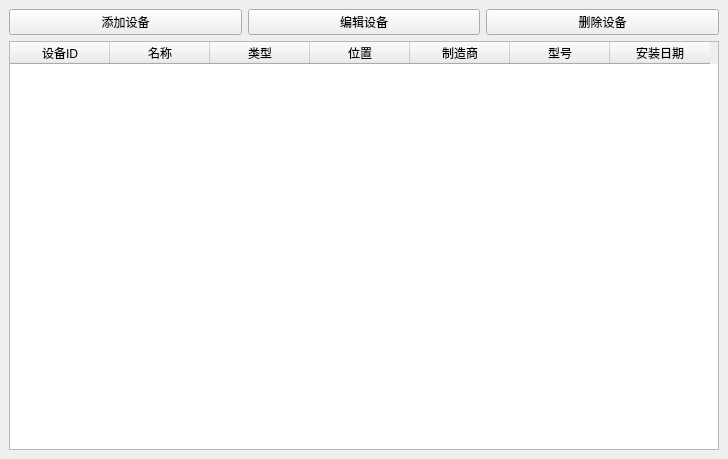
The window that ui/DeviceManagementWindow.ui (KERWINHUGH/InternetMonitoring) describes before a commit, drawn with Qt 5.
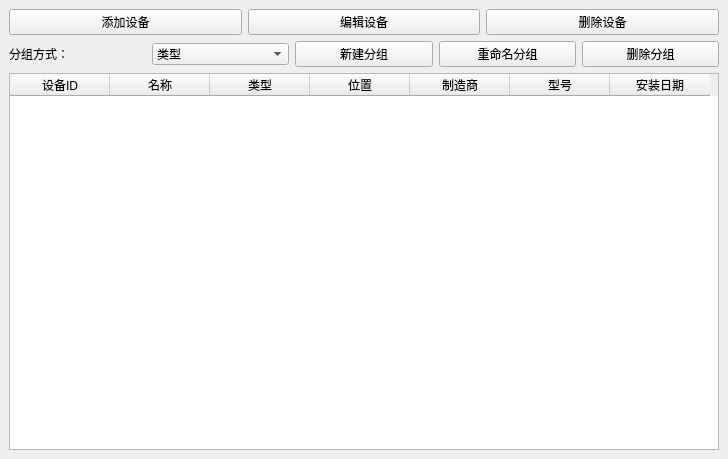
The same window after the commit.

```diff
--- a/ui/DeviceManagementWindow.ui
+++ b/ui/DeviceManagementWindow.ui
@@ -40,6 +40,52 @@
       </item>
      </layout>
     </item>
+    <item>
+     <layout class="QHBoxLayout" name="groupLayout">
+      <item>
+       <widget class="QLabel" name="groupByLabel">
+        <property name="text">
+         <string>分组方式：</string>
+        </property>
+       </widget>
+      </item>
+      <item>
+       <widget class="QComboBox" name="groupByComboBox">
+        <item>
+         <property name="text">
+          <string>类型</string>
+         </property>
+        </item>
+        <item>
+         <property name="text">
+          <string>位置</string>
+         </property>
+        </item>
+       </widget>
+      </item>
+      <item>
+       <widget class="QPushButton" name="addGroupButton">
+        <property name="text">
+         <string>新建分组</string>
+        </property>
+       </widget>
+      </item>
+      <item>
+       <widget class="QPushButton" name="renameGroupButton">
+        <property name="text">
+         <string>重命名分组</string>
+        </property>
+       </widget>
+      </item>
+      <item>
+       <widget class="QPushButton" name="deleteGroupButton">
+        <property name="text">
+         <string>删除分组</string>
+        </property>
+       </widget>
+      </item>
+     </layout>
+    </item>
     <item>
      <widget class="QTableWidget" name="deviceTable">
       <column>
```
